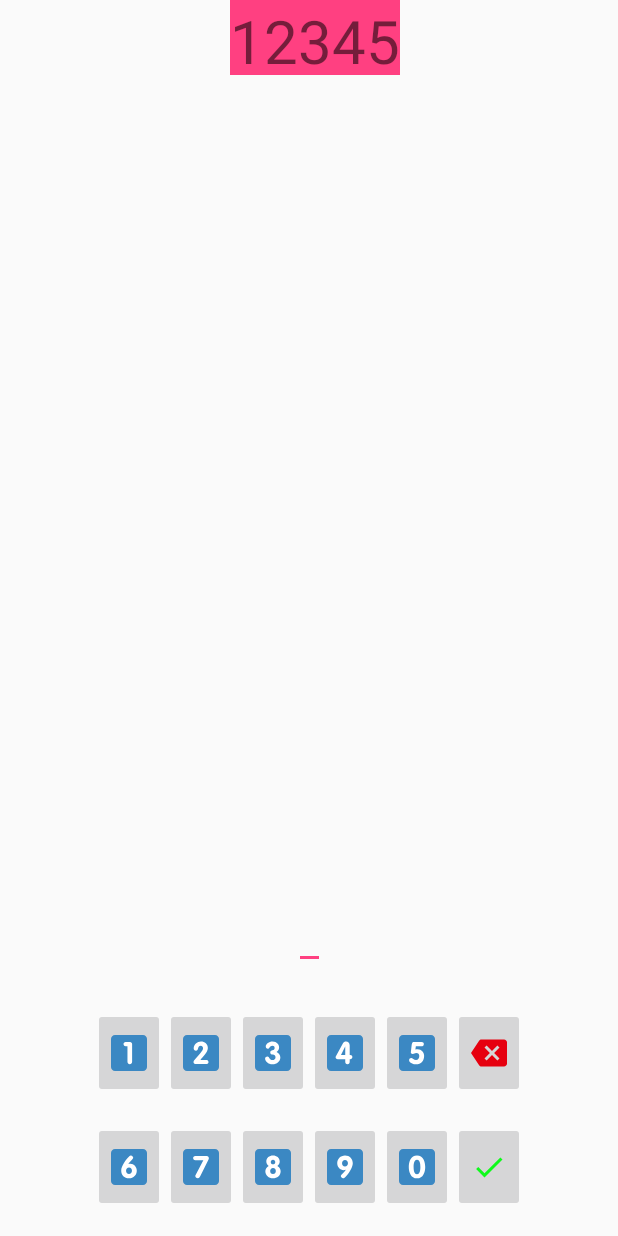
After one commit to KillOK/Number-sequence---memory-training, an Android app: the layout game_activity.xml on its own in the app's theme, with its tools: preview values and no code run, on a phone screen of 412 x 824 dp. The commit adds this screen. Run offline under Robolectric (Android 15) with nearby library versions, the phone set to English and light mode, and no system bars.

Commit message:
Create game screen. Add resources.

```diff
--- /dev/null
+++ b/app/src/main/res/drawable/ic_backspace.xml
@@ -0,0 +1,9 @@
+<vector xmlns:android="http://schemas.android.com/apk/res/android"
+        android:width="24dp"
+        android:height="24dp"
+        android:viewportWidth="24.0"
+        android:viewportHeight="24.0">
+    <path
+        android:fillColor="#e6000f"
+        android:pathData="M22,3L7,3c-0.69,0 -1.23,0.35 -1.59,0.88L0,12l5.41,8.11c0.36,0.53 0.9,0.89 1.59,0.89h15c1.1,0 2,-0.9 2,-2L24,5c0,-1.1 -0.9,-2 -2,-2zM19,15.59L17.59,17 14,13.41 10.41,17 9,15.59 12.59,12 9,8.41 10.41,7 14,10.59 17.59,7 19,8.41 15.41,12 19,15.59z"/>
+</vector>
--- /dev/null
+++ b/app/src/main/res/drawable/ic_confirm.xml
@@ -0,0 +1,9 @@
+<vector xmlns:android="http://schemas.android.com/apk/res/android"
+        android:width="24dp"
+        android:height="24dp"
+        android:viewportWidth="24.0"
+        android:viewportHeight="24.0">
+    <path
+        android:fillColor="#0ffa1b"
+        android:pathData="M9,16.17L4.83,12l-1.42,1.41L9,19 21,7l-1.41,-1.41z"/>
+</vector>
--- /dev/null
+++ b/app/src/main/res/layout/game_activity.xml
@@ -0,0 +1,171 @@
+<?xml version="1.0" encoding="utf-8"?>
+<android.support.constraint.ConstraintLayout xmlns:android="http://schemas.android.com/apk/res/android"
+    xmlns:app="http://schemas.android.com/apk/res-auto"
+    xmlns:tools="http://schemas.android.com/tools"
+    style="@style/Theme.AppCompat.Light.NoActionBar"
+    android:layout_width="match_parent"
+    android:layout_height="match_parent">
+
+    <TextView
+        android:id="@+id/sample_numbers_txt_view"
+        android:layout_width="wrap_content"
+        android:layout_height="50dp"
+        android:layout_marginBottom="8dp"
+        android:layout_marginStart="8dp"
+        android:background="@color/colorAccent"
+        android:text="12345"
+        android:textSize="40sp"
+        app:layout_constraintEnd_toEndOf="parent"
+        app:layout_constraintStart_toStartOf="parent" />
+
+    <TextView
+        android:id="@+id/points_count_txt_view"
+        android:layout_width="wrap_content"
+        android:layout_height="wrap_content"
+        android:layout_marginBottom="30dp"
+        app:layout_constraintBottom_toTopOf="@+id/answer_edit_text"
+        app:layout_constraintEnd_toEndOf="parent"
+        app:layout_constraintStart_toStartOf="parent" />
+
+    <EditText
+        android:id="@+id/answer_edit_text"
+        android:layout_width="wrap_content"
+        android:layout_height="60dp"
+        android:layout_marginBottom="26dp"
+        app:layout_constraintBottom_toTopOf="@+id/first_five_numbers"
+        app:layout_constraintEnd_toEndOf="parent"
+        app:layout_constraintStart_toStartOf="parent" />
+
+    <LinearLayout
+        android:id="@+id/first_five_numbers"
+        android:layout_width="wrap_content"
+        android:layout_height="60dp"
+        android:layout_marginBottom="16dp"
+        android:layout_marginEnd="8dp"
+        android:layout_marginStart="8dp"
+        android:orientation="horizontal"
+        app:layout_constraintBottom_toTopOf="@+id/last_five_numbers"
+        app:layout_constraintEnd_toEndOf="parent"
+        app:layout_constraintStart_toStartOf="parent">
+
+        <ImageButton
+            android:id="@+id/number_one_btn"
+            android:layout_width="match_parent"
+            android:layout_height="match_parent"
+            android:backgroundTint="@color/colorButtonBackground"
+            app:srcCompat="@drawable/ic_one"
+            tools:layout_editor_absoluteX="16dp"
+            tools:layout_editor_absoluteY="392dp" />
+
+        <ImageButton
+            android:id="@+id/number_two_btn"
+            android:layout_width="match_parent"
+            android:layout_height="match_parent"
+            android:backgroundTint="@color/colorButtonBackground"
+            app:srcCompat="@drawable/ic_two"
+            tools:layout_editor_absoluteX="94dp"
+            tools:layout_editor_absoluteY="425dp" />
+
+        <ImageButton
+            android:id="@+id/number_three_btn"
+            android:layout_width="match_parent"
+            android:layout_height="match_parent"
+            android:backgroundTint="@color/colorButtonBackground"
+            app:srcCompat="@drawable/ic_three"
+            tools:layout_editor_absoluteX="168dp"
+            tools:layout_editor_absoluteY="425dp" />
+
+        <ImageButton
+            android:id="@+id/number_four_btn"
+            android:layout_width="match_parent"
+            android:layout_height="match_parent"
+            android:backgroundTint="@color/colorButtonBackground"
+            app:srcCompat="@drawable/ic_four"
+            tools:layout_editor_absoluteX="16dp"
+            tools:layout_editor_absoluteY="348dp" />
+
+        <ImageButton
+            android:id="@+id/number_five_btn"
+            android:layout_width="match_parent"
+            android:layout_height="match_parent"
+            android:backgroundTint="@color/colorButtonBackground"
+            app:srcCompat="@drawable/ic_five"
+            tools:layout_editor_absoluteX="295dp"
+            tools:layout_editor_absoluteY="271dp" />
+
+        <ImageButton
+            android:id="@+id/delete_btn"
+            android:layout_width="match_parent"
+            android:layout_height="match_parent"
+            android:backgroundTint="@color/colorButtonBackground"
+            app:srcCompat="@drawable/ic_backspace"
+            tools:layout_editor_absoluteX="295dp"
+            tools:layout_editor_absoluteY="271dp" />
+    </LinearLayout>
+
+
+    <LinearLayout
+        android:id="@+id/last_five_numbers"
+        android:layout_width="wrap_content"
+        android:layout_height="60dp"
+        android:layout_marginBottom="16dp"
+        android:orientation="horizontal"
+        app:layout_constraintBottom_toBottomOf="parent"
+        app:layout_constraintEnd_toEndOf="parent"
+        app:layout_constraintStart_toStartOf="parent">
+
+        <ImageButton
+            android:id="@+id/number_six_btn"
+            android:layout_width="match_parent"
+            android:layout_height="match_parent"
+            android:backgroundTint="@color/colorButtonBackground"
+            app:srcCompat="@drawable/ic_six" />
+
+        <ImageButton
+            android:id="@+id/number_seven_btn"
+            android:layout_width="match_parent"
+            android:layout_height="match_parent"
+            android:backgroundTint="@color/colorButtonBackground"
+            app:srcCompat="@drawable/ic_seven"
+            tools:layout_editor_absoluteX="79dp"
+            tools:layout_editor_absoluteY="348dp" />
+
+        <ImageButton
+            android:id="@+id/number_eight_btn"
+            android:layout_width="match_parent"
+            android:layout_height="match_parent"
+            android:backgroundTint="@color/colorButtonBackground"
+            app:srcCompat="@drawable/ic_eight"
+            tools:layout_editor_absoluteX="168dp"
+            tools:layout_editor_absoluteY="356dp" />
+
+        <ImageButton
+            android:id="@+id/number_nine_btn"
+            android:layout_width="match_parent"
+            android:layout_height="match_parent"
+            android:backgroundTint="@color/colorButtonBackground"
+            app:srcCompat="@drawable/ic_nine"
+            tools:layout_editor_absoluteX="284dp"
+            tools:layout_editor_absoluteY="356dp" />
+
+        <ImageButton
+            android:id="@+id/number_zero_btn"
+            android:layout_width="match_parent"
+            android:layout_height="match_parent"
+            android:backgroundTint="@color/colorButtonBackground"
+            app:srcCompat="@drawable/ic_zero"
+            tools:layout_editor_absoluteX="320dp"
+            tools:layout_editor_absoluteY="451dp" />
+
+        <ImageButton
+            android:id="@+id/confirm_btn"
+            android:layout_width="match_parent"
+            android:layout_height="match_parent"
+            android:backgroundTint="@color/colorButtonBackground"
+            app:srcCompat="@drawable/ic_confirm"
+            tools:layout_editor_absoluteX="320dp"
+            tools:layout_editor_absoluteY="451dp" />
+    </LinearLayout>
+
+
+</android.support.constraint.ConstraintLayout>
--- a/app/src/main/res/layout/main_menu_activity.xml
+++ b/app/src/main/res/layout/main_menu_activity.xml
@@ -4,7 +4,6 @@
     xmlns:tools="http://schemas.android.com/tools"
     android:layout_width="match_parent"
     android:layout_height="match_parent"
-    tools:context="romansoviak.com.numberbox_memorytraining.mainMenu.MainMenuActivity"
     tools:layout_editor_absoluteY="81dp">
 
     <Button
@@ -22,7 +21,7 @@
         android:id="@+id/records_button"
         android:layout_width="wrap_content"
         android:layout_height="wrap_content"
-        android:layout_marginTop="48dp"
+        android:layout_marginTop="28dp"
         android:gravity="center_vertical"
         android:text="@string/records_text"
         app:layout_constraintEnd_toEndOf="parent"
```
Also changed, not shown: app/src/main/res/drawable/ic_eight.xml (line endings or trailing spaces), app/src/main/res/drawable/ic_five.xml (line endings or trailing spaces), app/src/main/res/drawable/ic_four.xml (line endings or trailing spaces), app/src/main/res/drawable/ic_launcher_background.xml (line endings or trailing spaces), app/src/main/res/drawable/ic_nine.xml (line endings or trailing spaces), app/src/main/res/drawable/ic_one.xml (line endings or trailing spaces), app/src/main/res/drawable/ic_seven.xml (line endings or trailing spaces), app/src/main/res/drawable/ic_six.xml (line endings or trailing spaces), app/src/main/res/drawable/ic_three.xml (line endings or trailing spaces), app/src/main/res/drawable/ic_two.xml (line endings or trailing spaces), app/src/main/res/drawable/ic_zero.xml (line endings or trailing spaces).
